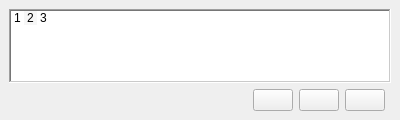
First picture: the form in src/animation_panel.ui, repository LoxoSoftware/IndexBourne, before the edit.
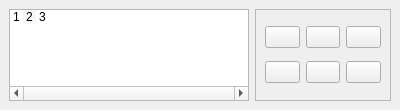
Second picture: the form after the edit. Icons and pictures are not drawn. Custom widgets are drawn as their Qt base class.

Commit message: Initial multi-frame management implementation and UI tweaks

The edit to the form file:
```diff
--- a/src/animation_panel.ui
+++ b/src/animation_panel.ui
@@ -7,19 +7,19 @@
     <x>0</x>
     <y>0</y>
     <width>400</width>
-    <height>120</height>
+    <height>110</height>
    </rect>
   </property>
   <property name="minimumSize">
    <size>
-    <width>163</width>
-    <height>120</height>
+    <width>246</width>
+    <height>110</height>
    </size>
   </property>
   <property name="maximumSize">
    <size>
     <width>524287</width>
-    <height>120</height>
+    <height>110</height>
    </size>
   </property>
   <property name="features">
@@ -29,69 +29,14 @@
    <string>Animation</string>
   </property>
   <widget class="QWidget" name="dockWidgetContents">
-   <layout class="QGridLayout" name="gridLayout">
-    <item row="1" column="1">
-     <widget class="QPushButton" name="btnPrev">
-      <property name="toolTip">
-       <string>Previous frame</string>
-      </property>
-      <property name="text">
-       <string/>
-      </property>
-      <property name="icon">
-       <iconset theme="go-previous"/>
-      </property>
-     </widget>
-    </item>
-    <item row="1" column="2">
-     <widget class="QPushButton" name="btnNext">
-      <property name="toolTip">
-       <string>Next frame</string>
-      </property>
-      <property name="text">
-       <string/>
-      </property>
-      <property name="icon">
-       <iconset theme="go-next"/>
-      </property>
-     </widget>
-    </item>
-    <item row="1" column="3">
-     <widget class="QPushButton" name="btnAddFrame">
-      <property name="toolTip">
-       <string>Insert frame</string>
-      </property>
-      <property name="text">
-       <string/>
-      </property>
-      <property name="icon">
-       <iconset theme="list-add"/>
-      </property>
-     </widget>
-    </item>
-    <item row="1" column="0">
-     <spacer name="horizontalSpacer">
-      <property name="orientation">
-       <enum>Qt::Orientation::Horizontal</enum>
-      </property>
-      <property name="sizeHint" stdset="0">
-       <size>
-        <width>40</width>
-        <height>20</height>
-       </size>
-      </property>
-     </spacer>
-    </item>
-    <item row="0" column="0" colspan="5">
+   <layout class="QHBoxLayout" name="horizontalLayout">
+    <item>
      <widget class="FrameList" name="lstFrames">
-      <property name="frameShape">
-       <enum>QFrame::Shape::WinPanel</enum>
-      </property>
       <property name="verticalScrollBarPolicy">
        <enum>Qt::ScrollBarPolicy::ScrollBarAlwaysOff</enum>
       </property>
       <property name="horizontalScrollBarPolicy">
-       <enum>Qt::ScrollBarPolicy::ScrollBarAlwaysOff</enum>
+       <enum>Qt::ScrollBarPolicy::ScrollBarAlwaysOn</enum>
       </property>
       <property name="editTriggers">
        <set>QAbstractItemView::EditTrigger::NoEditTriggers</set>
@@ -108,6 +53,9 @@
       <property name="flow">
        <enum>QListView::Flow::LeftToRight</enum>
       </property>
+      <property name="isWrapping" stdset="0">
+       <bool>false</bool>
+      </property>
       <property name="viewMode">
        <enum>QListView::ViewMode::IconMode</enum>
       </property>
@@ -131,6 +79,105 @@
       </item>
      </widget>
     </item>
+    <item>
+     <widget class="QFrame" name="frame">
+      <property name="minimumSize">
+       <size>
+        <width>50</width>
+        <height>0</height>
+       </size>
+      </property>
+      <property name="frameShape">
+       <enum>QFrame::Shape::StyledPanel</enum>
+      </property>
+      <property name="frameShadow">
+       <enum>QFrame::Shadow::Sunken</enum>
+      </property>
+      <layout class="QGridLayout" name="gridLayout">
+       <item row="4" column="2">
+        <widget class="QPushButton" name="btnDuplicateFrame">
+         <property name="toolTip">
+          <string>Duplicate frame</string>
+         </property>
+         <property name="text">
+          <string/>
+         </property>
+         <property name="icon">
+          <iconset theme="edit-copy"/>
+         </property>
+        </widget>
+       </item>
+       <item row="4" column="3">
+        <widget class="QPushButton" name="btnAddFrame">
+         <property name="toolTip">
+          <string>Insert frame</string>
+         </property>
+         <property name="text">
+          <string/>
+         </property>
+         <property name="icon">
+          <iconset theme="list-add"/>
+         </property>
+        </widget>
+       </item>
+       <item row="4" column="0">
+        <widget class="QPushButton" name="btnRemoveFrame">
+         <property name="toolTip">
+          <string>Remove frame</string>
+         </property>
+         <property name="text">
+          <string/>
+         </property>
+         <property name="icon">
+          <iconset theme="list-remove"/>
+         </property>
+        </widget>
+       </item>
+       <item row="2" column="0">
+        <widget class="QPushButton" name="btnPrev">
+         <property name="toolTip">
+          <string>Previous frame</string>
+         </property>
+         <property name="text">
+          <string/>
+         </property>
+         <property name="icon">
+          <iconset theme="go-previous"/>
+         </property>
+        </widget>
+       </item>
+       <item row="2" column="2">
+        <widget class="QPushButton" name="btnPlayToggle">
+         <property name="toolTip">
+          <string>Play/pause playback</string>
+         </property>
+         <property name="text">
+          <string/>
+         </property>
+         <property name="icon">
+          <iconset theme="media-playback-start"/>
+         </property>
+         <property name="checkable">
+          <bool>true</bool>
+         </property>
+        </widget>
+       </item>
+       <item row="2" column="3">
+        <widget class="QPushButton" name="btnNext">
+         <property name="toolTip">
+          <string>Next frame</string>
+         </property>
+         <property name="text">
+          <string/>
+         </property>
+         <property name="icon">
+          <iconset theme="go-next"/>
+         </property>
+        </widget>
+       </item>
+      </layout>
+     </widget>
+    </item>
    </layout>
   </widget>
  </widget>
```
Left out of the diff: 6 changed lines with no effect on the pictures. The commit also changes 9 other files.
